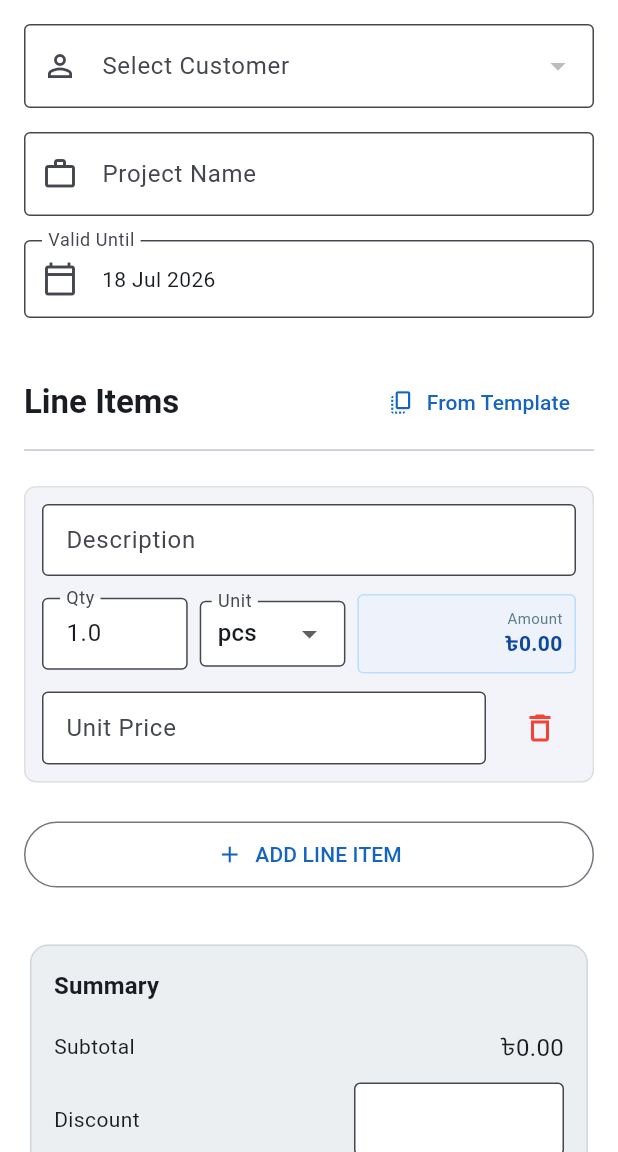
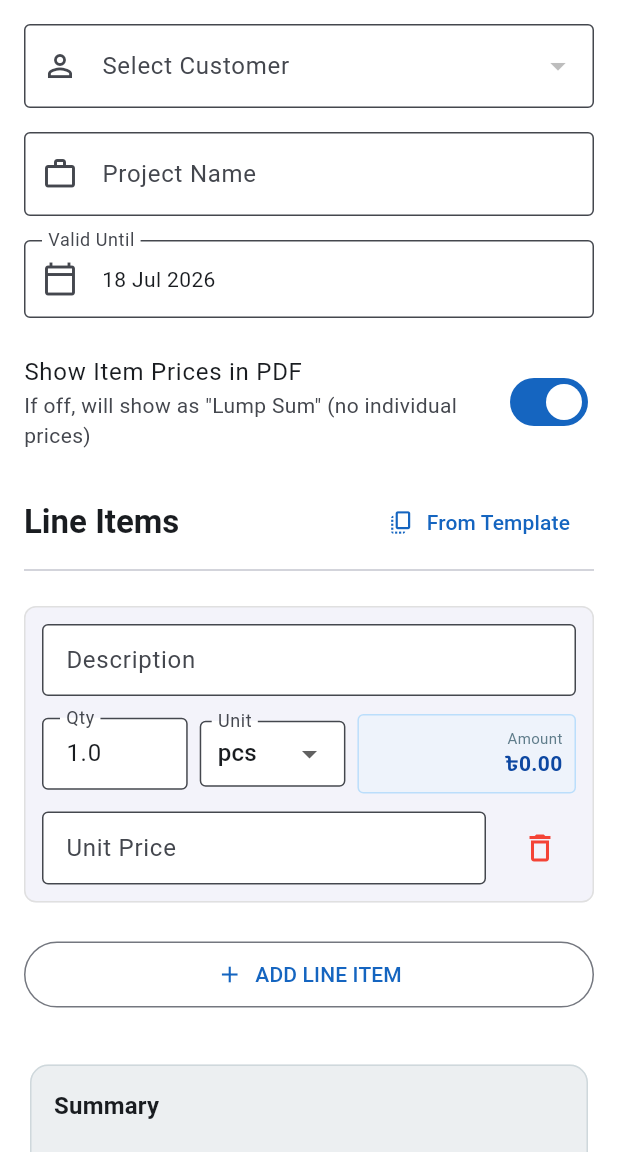
Before and after one commit to Monaum-202/Quot, a Flutter app: the screen it shows after launch, item 2 of the bottom bar chosen, after a tap on the "add" icon, on a phone screen of 412 x 824 dp, the part 84-1236 px from its top. Run offline on Flutter 3.47's test engine with Material 3 defaults, Android fonts, the phone set to English and light mode, and no system bars; our stand-ins replace flutter_riverpod, gap, hive, hive_flutter, image_picker, pdf and 4 more; accounts and stored records are empty; generated files the repository leaves out were written again.

Commit message:
code change

```diff
--- a/lib/core/utils/currency_formatter.dart
+++ b/lib/core/utils/currency_formatter.dart
@@ -1,13 +1,11 @@
 import 'package:intl/intl.dart';
 
 class CurrencyFormatter {
-  static final _bdtFormat = NumberFormat.currency(
-    locale: 'en_BD',
-    symbol: '৳',
-    decimalDigits: 2,
-  );
-
-  static String format(double amount) {
-    return _bdtFormat.format(amount);
+  static String format(double amount, {String symbol = 'SR'}) {
+    final format = NumberFormat.currency(
+      symbol: symbol,
+      decimalDigits: 2,
+    );
+    return format.format(amount);
   }
 }
--- a/lib/features/quotations/data/models/quotation_model.dart
+++ b/lib/features/quotations/data/models/quotation_model.dart
@@ -38,6 +38,8 @@ class QuotationModel extends HiveObject {
   String? pdfPath;
   @HiveField(15)
   bool isConvertedToInvoice;
+  @HiveField(16)
+  bool showItemPrices;
 
   QuotationModel({
     required this.id,
@@ -56,6 +58,7 @@ class QuotationModel extends HiveObject {
     this.signaturePath,
     this.pdfPath,
     this.isConvertedToInvoice = false,
+    this.showItemPrices = true,
   });
 
   double get subtotal => items.fold(0, (sum, item) => sum + item.total);
--- a/lib/features/quotations/presentation/screens/create_quotation_screen.dart
+++ b/lib/features/quotations/presentation/screens/create_quotation_screen.dart
@@ -12,6 +12,8 @@ import 'package:invoice_maker/features/quotations/data/models/line_item_model.da
 import 'package:invoice_maker/features/quotations/data/models/quotation_status.dart';
 import 'package:invoice_maker/features/quotations/providers/quotation_provider.dart';
 import 'package:invoice_maker/features/quotations/presentation/widgets/line_item_row.dart';
+import 'package:invoice_maker/features/company_profile/providers/company_provider.dart';
+import 'package:invoice_maker/core/utils/currency_formatter.dart';
 import 'quotation_preview_screen.dart';
 
 class CreateQuotationScreen extends ConsumerStatefulWidget {
@@ -34,6 +36,7 @@ class _CreateQuotationScreenState extends ConsumerState<CreateQuotationScreen> {
 
   double _discountAmount = 0;
   double _taxPercent = 0;
+  bool _showItemPrices = true;
 
   void _addItem() {
     setState(() {
@@ -97,6 +100,7 @@ class _CreateQuotationScreenState extends ConsumerState<CreateQuotationScreen> {
       validUntil: _validUntil,
       photoPaths: [],
       isConvertedToInvoice: false,
+      showItemPrices: _showItemPrices,
     );
 
     await ref.read(quotationsProvider.notifier).saveQuotation(quotation);
@@ -179,7 +183,16 @@ class _CreateQuotationScreenState extends ConsumerState<CreateQuotationScreen> {
                   child: Text(DateFormatter.format(_validUntil)),
                 ),
               ),
-              const Gap(32),
+              const Gap(16),
+              // Show Item Prices Toggle
+              SwitchListTile(
+                title: const Text('Show Item Prices in PDF'),
+                subtitle: const Text('If off, will show as "Lump Sum" (no individual prices)'),
+                value: _showItemPrices,
+                onChanged: (v) => setState(() => _showItemPrices = v),
+                contentPadding: EdgeInsets.zero,
+              ),
+              const Gap(16),
               // Line Items Section Header
               Row(
                 mainAxisAlignment: MainAxisAlignment.spaceBetween,
@@ -346,6 +359,7 @@ class _CreateQuotationScreenState extends ConsumerState<CreateQuotationScreen> {
   }
 
   Widget _summaryRow(String label, double value, {bool isBold = false}) {
+    final company = ref.watch(companyProvider);
     return Row(
       mainAxisAlignment: MainAxisAlignment.spaceBetween,
       children: [
@@ -357,7 +371,7 @@ class _CreateQuotationScreenState extends ConsumerState<CreateQuotationScreen> {
           ),
         ),
         Text(
-          '৳${value.toStringAsFixed(2)}',
+          CurrencyFormatter.format(value, symbol: company?.currency ?? 'SR'),
           style: TextStyle(
             fontWeight: isBold ? FontWeight.bold : null,
             fontSize: isBold ? 20 : 16,
--- a/lib/features/templates/data/repositories/template_repository.dart
+++ b/lib/features/templates/data/repositories/template_repository.dart
@@ -12,6 +12,32 @@ class TemplateRepository {
   Future<void> seedTemplatesIfEmpty() async {
     if (_box.isEmpty) {
       final defaultTemplates = [
+        TemplateModel(
+          id: const Uuid().v4(),
+          name: 'Ducting Normal Work',
+          description: 'Materials for round ducting',
+          defaultItems: [
+            LineItemModel(description: '0.6 SHEET', quantity: 1, unit: 'pcs', unitPrice: 0),
+            LineItemModel(description: 'SELECON', quantity: 1, unit: 'pcs', unitPrice: 0),
+            LineItemModel(description: 'ELBOW', quantity: 1, unit: 'pcs', unitPrice: 0),
+            LineItemModel(description: 'ST ROUND DUCT', quantity: 1, unit: 'pcs', unitPrice: 0),
+          ],
+          createdAt: DateTime.now(),
+        ),
+        TemplateModel(
+          id: const Uuid().v4(),
+          name: 'Ducting & Pipe Cladding',
+          description: 'Aluminum sheet and insulation materials',
+          defaultItems: [
+            LineItemModel(description: 'Aluminum sheet 0.6 mm', quantity: 1, unit: 'pcs', unitPrice: 0),
+            LineItemModel(description: 'Grill 18" × 18"', quantity: 1, unit: 'pcs', unitPrice: 0),
+            LineItemModel(description: 'Insulation 1" 24kg', quantity: 1, unit: 'pcs', unitPrice: 0),
+            LineItemModel(description: 'Silicone', quantity: 1, unit: 'pcs', unitPrice: 0),
+            LineItemModel(description: 'Tape abro', quantity: 1, unit: 'pcs', unitPrice: 0),
+            LineItemModel(description: 'Flexible', quantity: 1, unit: 'pcs', unitPrice: 0),
+          ],
+          createdAt: DateTime.now(),
+        ),
         TemplateModel(
           id: const Uuid().v4(),
           name: 'House Construction',
```
Also changed, not shown: lib/core/utils/pdf_generator.dart (+51 -8 lines).
